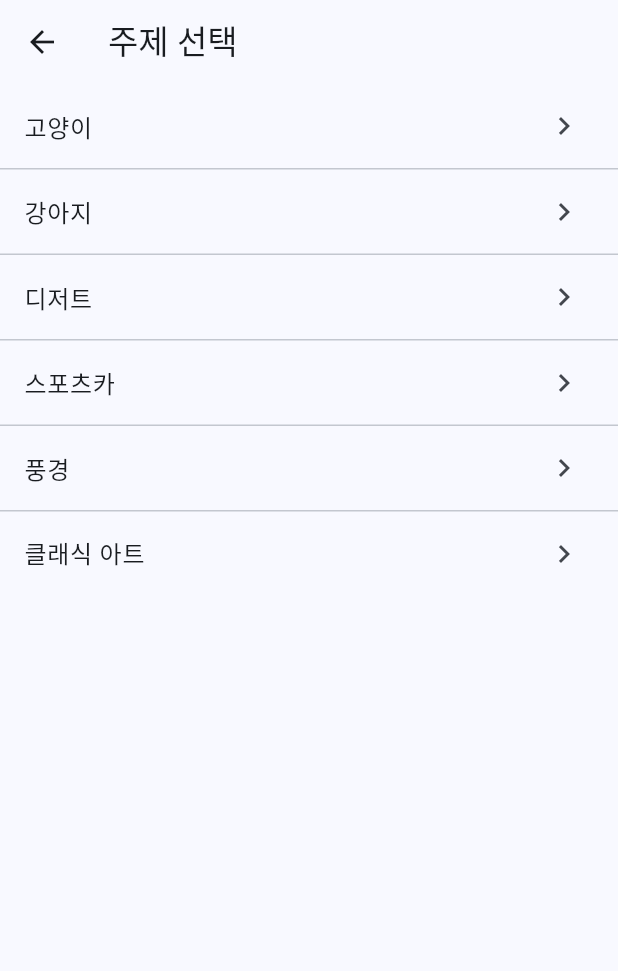
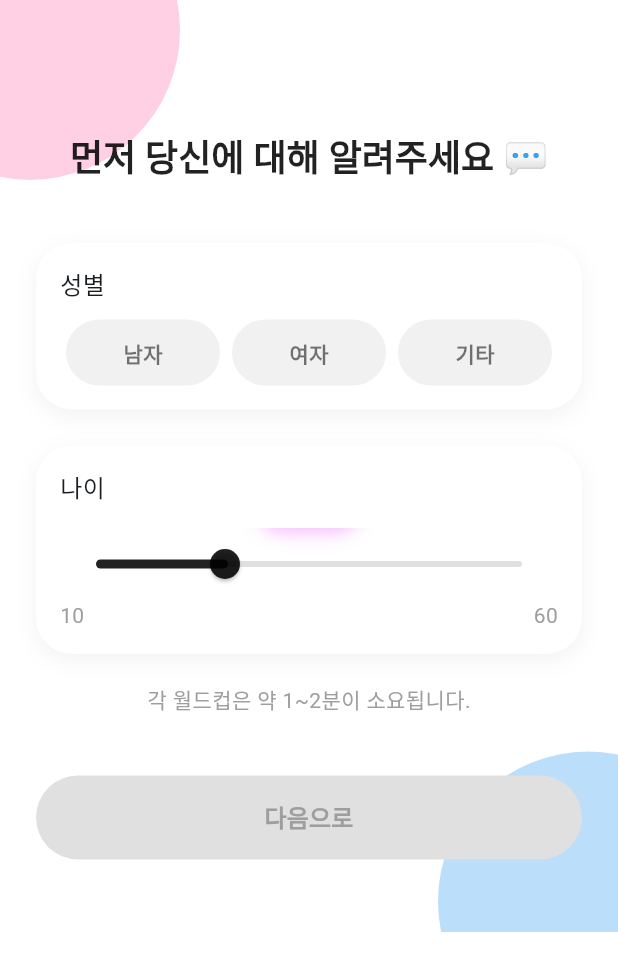
Before and after one commit to dudu020908/teamproject, a Flutter app: the screen it shows after launch, after a tap on "시작하기", on a phone screen of 412 x 824 dp. Shown: the top 971 px of the screen. Run offline on Flutter 3.47's test engine with Material 3 defaults, Android fonts, the phone set to English and light mode, and no system bars.

Commit message:
유저 정보화면 복구

```diff
--- a/lib/main.dart
+++ b/lib/main.dart
@@ -1,5 +1,6 @@
 import 'package:flutter/material.dart';
 import 'package:provider/provider.dart';
+import 'package:teamproject/screens/user_info_screen.dart';
 import 'themes/app_theme.dart';
 import 'screens/home_screen.dart';
 import 'screens/topic_screen.dart';
@@ -26,6 +27,7 @@ class IdealWorldcupApp extends StatelessWidget {
           initialRoute: '/',
           routes: {
             '/': (_) => const HomeScreen(), //메인화면
+            '/userinfo': (_) => const UserInfoScreen(), //유저 정보 받는화면
             '/topics': (_) => const TopicScreen(), //메인에서 넘어가는주제 선택화면
             '/play': (_) => const TournamentScreen(), //선택한 주제에 맞는 대결화면
             '/result': (_) => const WinnerScreen(), //대결 종료, 우승한 결과화면
--- a/lib/screens/home_screen.dart
+++ b/lib/screens/home_screen.dart
@@ -8,7 +8,7 @@ class HomeScreen extends StatelessWidget {
     appBar: AppBar(),
     body: Center(
       child: FilledButton(
-        onPressed: () => Navigator.pushNamed(context, '/topics'),
+        onPressed: () => Navigator.pushNamed(context, '/userinfo'),
         child: const Text('시작하기'),
       ),
     ),
--- /dev/null
+++ b/lib/screens/user_info_screen.dart
@@ -0,0 +1,277 @@
+import 'package:flutter/material.dart';
+
+class UserInfoScreen extends StatefulWidget {
+  const UserInfoScreen({super.key});
+
+  @override
+  State<UserInfoScreen> createState() => _UserInfoScreenState();
+}
+
+class _UserInfoScreenState extends State<UserInfoScreen> {
+  String? gender;
+  double age = 25;
+
+  void _next() {
+    if (gender != null) {
+      Navigator.pushNamed(
+        context,
+        '/topics',
+        arguments: {'gender': gender, 'age': age.toInt()},
+      );
+    }
+  }
+
+  @override
+  Widget build(BuildContext context) {
+    return Scaffold(
+      backgroundColor: Colors.white,
+      body: Stack(
+        children: [
+          Positioned(
+            top: -80,
+            left: -80,
+            child: Container(
+              width: 200,
+              height: 200,
+              decoration: const BoxDecoration(
+                color: Color(0xFFFFCFE3),
+                shape: BoxShape.circle,
+              ),
+            ),
+          ),
+          Positioned(
+            bottom: -80,
+            right: -80,
+            child: Container(
+              width: 200,
+              height: 200,
+              decoration: const BoxDecoration(
+                color: Color(0xFFBBDEFB),
+                shape: BoxShape.circle,
+              ),
+            ),
+          ),
+
+          SafeArea(
+            child: SingleChildScrollView(
+              padding: const EdgeInsets.symmetric(horizontal: 24, vertical: 48),
+              child: Column(
+                crossAxisAlignment: CrossAxisAlignment.center,
+                children: [
+                  const SizedBox(height: 40),
+                  Text(
+                    "먼저 당신에 대해 알려주세요 💬",
+                    style: Theme.of(context).textTheme.headlineSmall?.copyWith(
+                      color: Colors.black87,
+                      fontWeight: FontWeight.w600,
+                    ),
+                    textAlign: TextAlign.center,
+                  ),
+                  const SizedBox(height: 40),
+
+                  Container(
+                    padding: const EdgeInsets.all(16),
+                    decoration: BoxDecoration(
+                      color: Colors.white,
+                      borderRadius: BorderRadius.circular(24),
+                      boxShadow: [
+                        BoxShadow(
+                          color: Colors.black.withOpacity(0.05),
+                          blurRadius: 12,
+                          offset: const Offset(0, 4),
+                        ),
+                      ],
+                    ),
+                    child: Column(
+                      crossAxisAlignment: CrossAxisAlignment.start,
+                      children: [
+                        const Text("성별", style: TextStyle(fontSize: 16)),
+                        const SizedBox(height: 12),
+                        Row(
+                          mainAxisAlignment: MainAxisAlignment.spaceBetween,
+                          children: [
+                            _buildGenderButton("남자", "male", Colors.blueAccent),
+                            _buildGenderButton(
+                              "여자",
+                              "female",
+                              Colors.pinkAccent,
+                            ),
+                            _buildGenderButton(
+                              "기타",
+                              "other",
+                              Colors.purpleAccent,
+                            ),
+                          ],
+                        ),
+                      ],
+                    ),
+                  ),
+
+                  const SizedBox(height: 24),
+
+                  Container(
+                    padding: const EdgeInsets.all(16),
+                    decoration: BoxDecoration(
+                      color: Colors.white,
+                      borderRadius: BorderRadius.circular(24),
+                      boxShadow: [
+                        BoxShadow(
+                          color: Colors.black.withOpacity(0.05),
+                          blurRadius: 12,
+                          offset: const Offset(0, 4),
+                        ),
+                      ],
+                    ),
+                    child: Column(
+                      crossAxisAlignment: CrossAxisAlignment.start,
+                      children: [
+                        const Text("나이", style: TextStyle(fontSize: 16)),
+                        const SizedBox(height: 16),
+                        Stack(
+                          alignment: Alignment.topCenter,
+                          children: [
+                            Positioned(
+                              top: -35,
+                              child: Container(
+                                padding: const EdgeInsets.symmetric(
+                                  horizontal: 20,
+                                  vertical: 6,
+                                ),
+                                decoration: BoxDecoration(
+                                  gradient: const LinearGradient(
+                                    colors: [
+                                      Colors.pinkAccent,
+                                      Colors.purpleAccent,
+                                    ],
+                                  ),
+                                  borderRadius: BorderRadius.circular(24),
+                                  boxShadow: [
+                                    BoxShadow(
+                                      color: Colors.purpleAccent.withOpacity(
+                                        0.4,
+                                      ),
+                                      blurRadius: 10,
+                                      offset: const Offset(0, 4),
+                                    ),
+                                  ],
+                                ),
+                                child: Text(
+                                  "${age.toInt()}세",
+                                  style: const TextStyle(
+                                    color: Colors.white,
+                                    fontWeight: FontWeight.bold,
+                                  ),
+                                ),
+                              ),
+                            ),
+                            Slider(
+                              value: age,
+                              min: 10,
+                              max: 60,
+                              divisions: 50,
+                              label: "${age.toInt()}",
+                              activeColor: Colors.black87,
+                              inactiveColor: Colors.grey[300],
+                              onChanged: (value) => setState(() => age = value),
+                            ),
+                          ],
+                        ),
+                        Row(
+                          mainAxisAlignment: MainAxisAlignment.spaceBetween,
+                          children: const [
+                            Text("10", style: TextStyle(color: Colors.grey)),
+                            Text("60", style: TextStyle(color: Colors.grey)),
+                          ],
+                        ),
+                      ],
+                    ),
+                  ),
+
+                  const SizedBox(height: 20),
+                  const Text(
+                    "각 월드컵은 약 1~2분이 소요됩니다.",
+                    style: TextStyle(color: Colors.grey),
+                  ),
+
+                  const SizedBox(height: 40),
+
+                  // 다음으로 버튼
+                  AnimatedContainer(
+                    duration: const Duration(milliseconds: 200),
+                    curve: Curves.easeInOut,
+                    width: double.infinity,
+                    height: 56,
+                    decoration: BoxDecoration(
+                      color: gender == null
+                          ? Colors.grey[300]
+                          : const Color(0xFFFF5C8D),
+                      borderRadius: BorderRadius.circular(40),
+                      boxShadow: gender != null
+                          ? [
+                              BoxShadow(
+                                color: Colors.pinkAccent.withOpacity(0.4),
+                                blurRadius: 12,
+                                offset: const Offset(0, 4),
+                              ),
+                            ]
+                          : [],
+                    ),
+                    child: TextButton(
+                      onPressed: gender == null ? null : _next,
+                      child: Text(
+                        "다음으로",
+                        style: TextStyle(
+                          color: gender == null
+                              ? Colors.grey[500]
+                              : Colors.white,
+                          fontWeight: FontWeight.w600,
+                          fontSize: 16,
+                        ),
+                      ),
+                    ),
+                  ),
+                ],
+              ),
+            ),
+          ),
+        ],
+      ),
+    );
+  }
+
+  Widget _buildGenderButton(String label, String value, Color color) {
+    final bool isSelected = gender == value;
+    return Expanded(
+      child: GestureDetector(
+        onTap: () => setState(() => gender = value),
+        child: AnimatedContainer(
+          duration: const Duration(milliseconds: 200),
+          margin: const EdgeInsets.symmetric(horizontal: 4),
+          padding: const EdgeInsets.symmetric(vertical: 12),
+          decoration: BoxDecoration(
+            color: isSelected ? color : const Color(0xFFF1F1F1),
+            borderRadius: BorderRadius.circular(30),
+            boxShadow: isSelected
+                ? [
+                    BoxShadow(
+                      color: color.withOpacity(0.5),
+                      blurRadius: 10,
+                      offset: const Offset(0, 3),
+                    ),
+                  ]
+                : [],
+          ),
+          child: Center(
+            child: Text(
+              label,
+              style: TextStyle(
+                color: isSelected ? Colors.white : Colors.black54,
+                fontWeight: FontWeight.w600,
+              ),
+            ),
+          ),
+        ),
+      ),
+    );
+  }
+}
```
